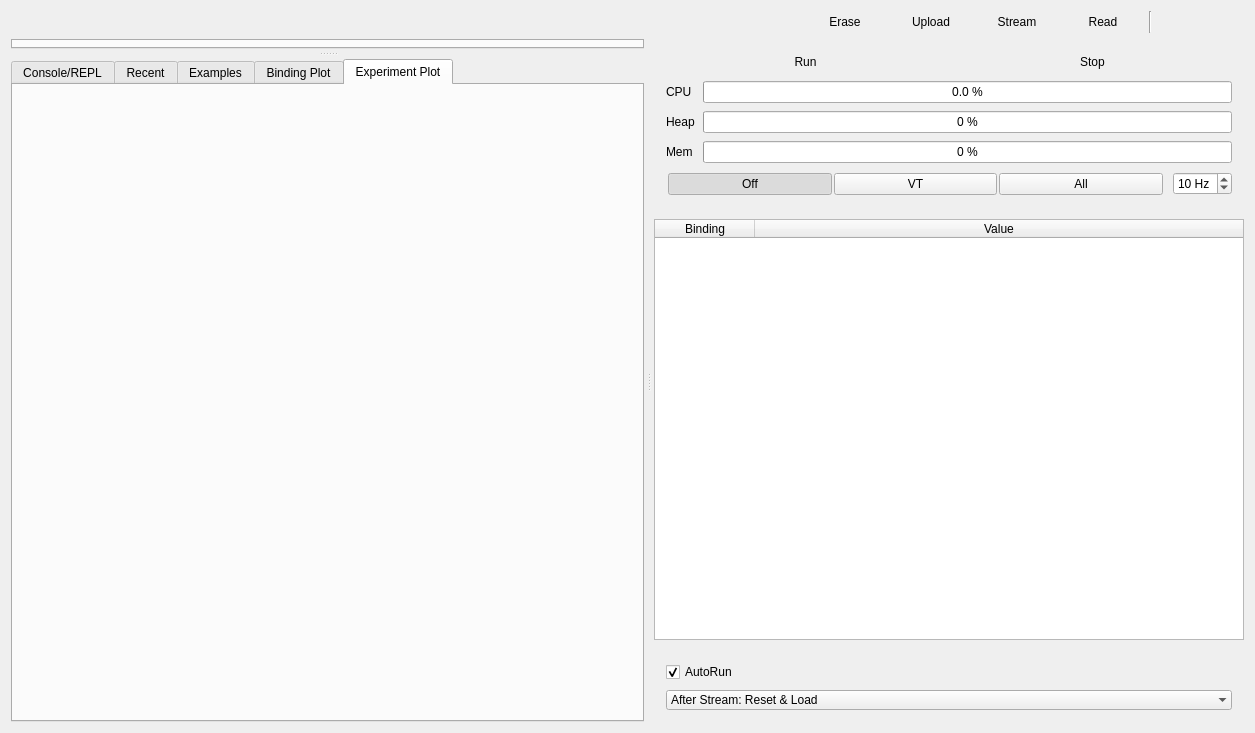
First picture: the form in pages/pagelisp.ui, repository Jfriesen222/vesc_tool, before the edit.
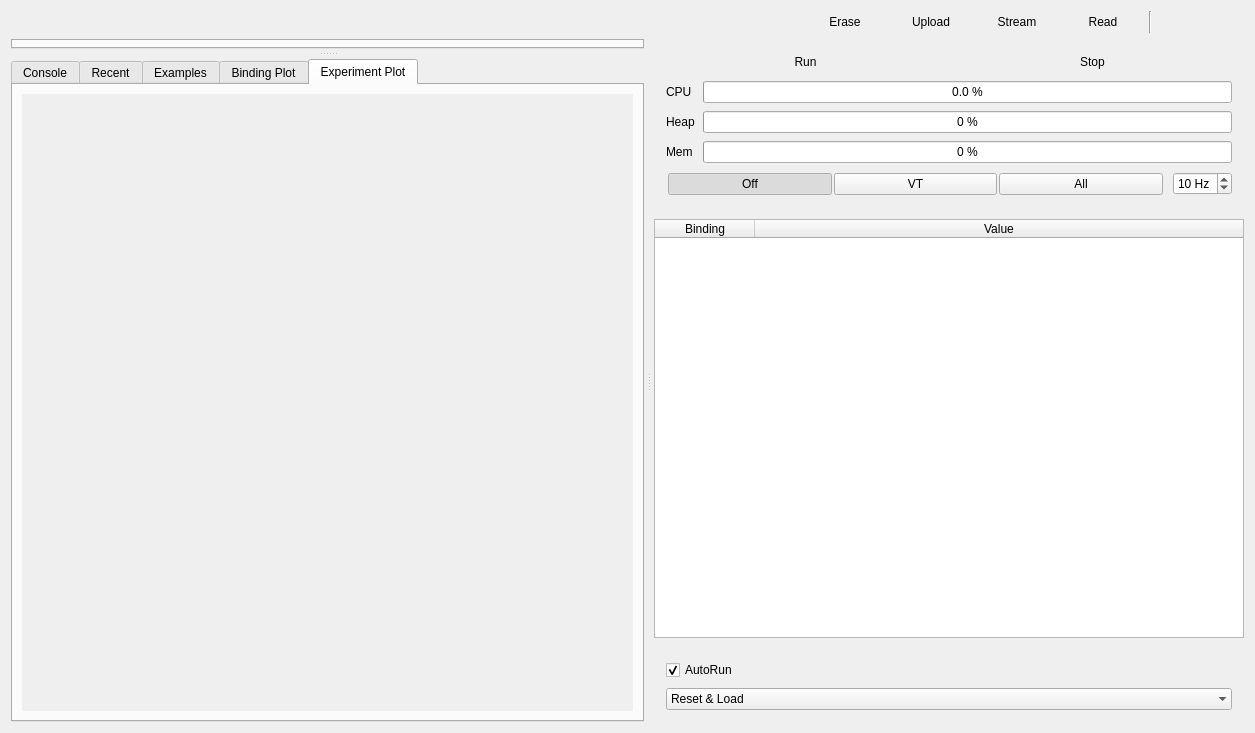
Second picture: the form after the edit. The open tabs and pages were chosen to show the change. Icons and pictures are not drawn. Custom widgets are drawn as their Qt base class.

What changed in the file:
```diff
--- a/pages/pagelisp.ui
+++ b/pages/pagelisp.ui
@@ -101,6 +101,9 @@
      </item>
      <item>
       <widget class="Line" name="headerLine">
+       <property name="bonus" stdset="0">
+        <bool>true</bool>
+       </property>
        <property name="orientation">
         <enum>Qt::Orientation::Vertical</enum>
        </property>
@@ -217,7 +220,7 @@
           </property>
           <widget class="QWidget" name="tab">
            <attribute name="title">
-            <string>Console/REPL</string>
+            <string>Console</string>
            </attribute>
            <layout class="QHBoxLayout" name="horizontalLayout_5" stretch="1,0">
             <item>
@@ -708,7 +711,15 @@
            </attribute>
            <layout class="QVBoxLayout" name="verticalLayout_9">
             <item>
+             <widget class="QScrollArea" name="experimentScroll">
+              <property name="frameShape">
+               <enum>QFrame::Shape::NoFrame</enum>
+              </property>
+              <property name="widgetResizable">
+               <bool>true</bool>
+              </property>
              <widget class="ExperimentPlot" name="experimentPlot" native="true"/>
+             </widget>
             </item>
            </layout>
           </widget>
@@ -717,6 +728,16 @@
        </layout>
       </widget>
      </widget>
+     <widget class="QScrollArea" name="sideScroll">
+      <property name="horizontalScrollBarPolicy">
+       <enum>Qt::ScrollBarPolicy::ScrollBarAlwaysOff</enum>
+      </property>
+      <property name="frameShape">
+       <enum>QFrame::Shape::NoFrame</enum>
+      </property>
+      <property name="widgetResizable">
+       <bool>true</bool>
+      </property>
      <widget class="QWidget" name="layoutWidget2">
       <layout class="QVBoxLayout" name="verticalLayout_2">
        <property name="spacing">
@@ -957,6 +978,9 @@
        </item>
        <item>
         <widget class="QTableWidget" name="bindingTable">
+          <property name="horizontalScrollBarPolicy">
+           <enum>Qt::ScrollBarPolicy::ScrollBarAlwaysOff</enum>
+          </property>
          <property name="editTriggers">
           <set>QAbstractItemView::EditTrigger::NoEditTriggers</set>
          </property>
@@ -1015,27 +1039,33 @@
           <item>
            <widget class="QComboBox" name="streamModeBox">
             <property name="toolTip">
-             <string>Stream Mode</string>
+              <string>After Stream</string>
             </property>
             <property name="currentIndex">
              <number>1</number>
             </property>
+             <property name="sizeAdjustPolicy">
+              <enum>QComboBox::SizeAdjustPolicy::AdjustToMinimumContentsLengthWithIcon</enum>
+             </property>
+             <property name="minimumContentsLength">
+              <number>12</number>
+             </property>
             <property name="frame">
              <bool>false</bool>
             </property>
             <item>
              <property name="text">
-              <string>After Stream: Load on top</string>
+               <string>Load on top</string>
              </property>
             </item>
             <item>
              <property name="text">
-              <string>After Stream: Reset &amp; Load</string>
+               <string>Reset &amp; Load</string>
              </property>
             </item>
             <item>
              <property name="text">
-              <string>After Stream: Reload Flash &amp; Load</string>
+               <string>Reload Flash &amp; Load</string>
              </property>
             </item>
            </widget>
@@ -1044,6 +1074,7 @@
         </widget>
        </item>
       </layout>
+      </widget>
      </widget>
     </widget>
    </item>
```
Lines whose indentation alone changed are shown as unchanged.
